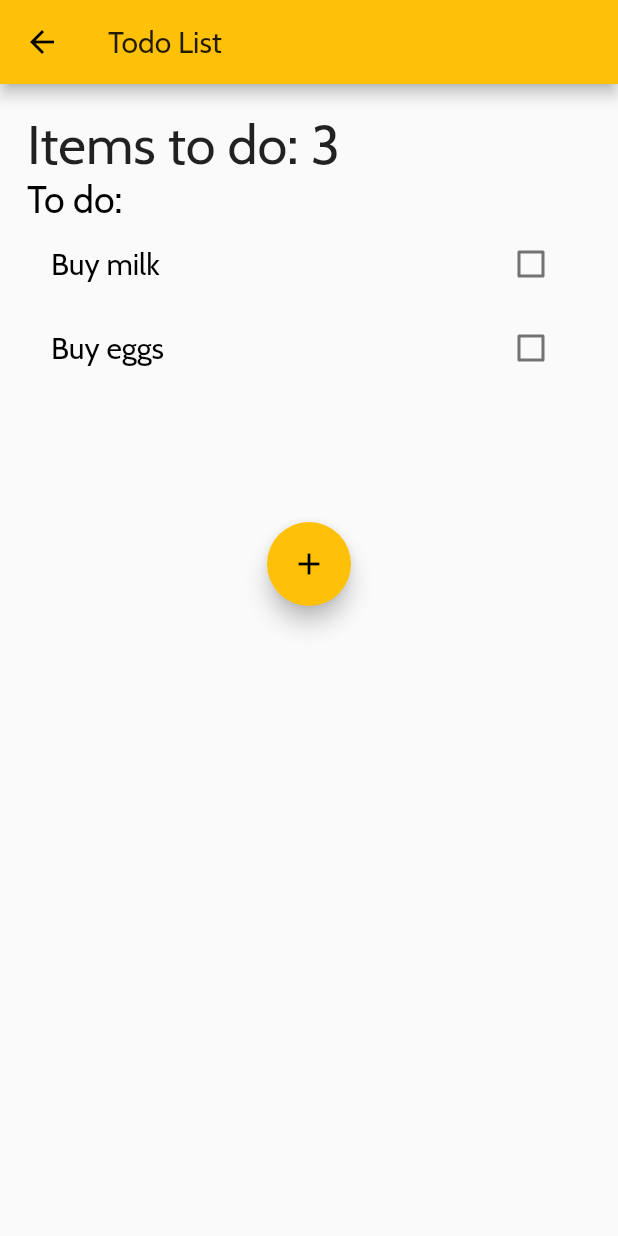
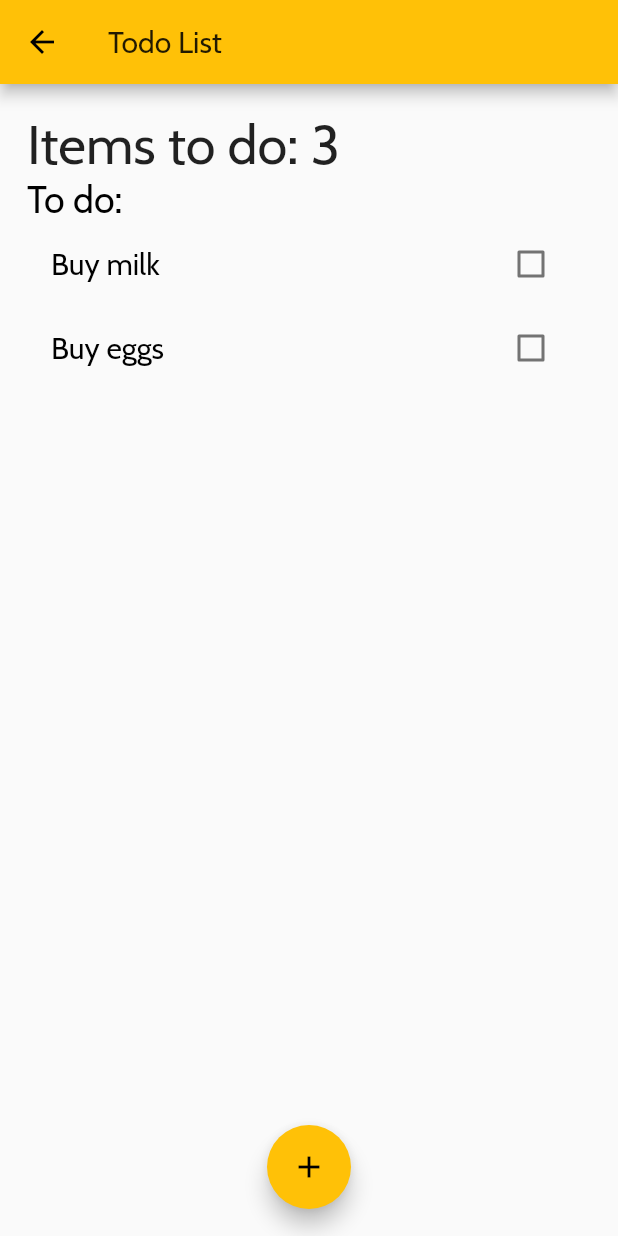
Before and after one commit to arieltsq/flutter-workshop, a Flutter app: the ToDoListScreen screen opened by its route, on a phone screen of 412 x 824 dp. Run offline on Flutter 3.47's test engine with Material 2 defaults, Android fonts, the phone set to English and light mode, and no system bars.

Commit message:
Update ListTile in todo_screen
> Previously using only sized box affected the content

```diff
--- a/lib/screens/todo_screen.dart
+++ b/lib/screens/todo_screen.dart
@@ -24,7 +24,7 @@ class _ToDoListScreenState extends State<ToDoListScreen> {
                 Text('Items to do: 3',
                     style: Theme.of(context).textTheme.headline6),
                 Text('To do:', style: Theme.of(context).textTheme.subtitle1),
-                SizedBox(height: 200.0, child: ItemList()),
+                Expanded(child: SizedBox(height: 200.0, child: ItemList())),
                 Center(
                   child: FloatingActionButton(
                       onPressed: () {
```
